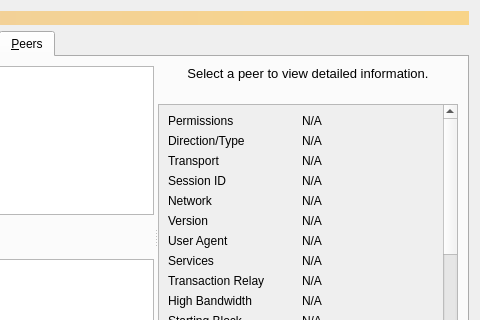
The window that src/qt/forms/debugwindow.ui (AnduroProject/coordinate) describes before a commit, drawn with Qt 5; both pictures show x 268 to 748 and y 0 to 320 of the 748 by 430 pixel window.
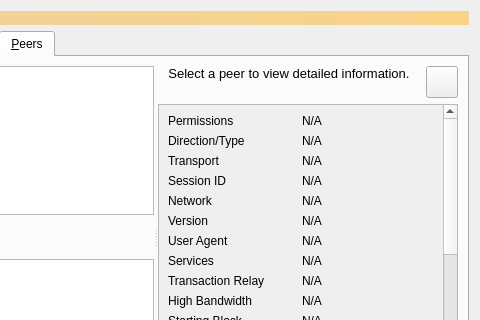
The same window after the commit. The open tabs and pages were chosen to show the change. Icons and pictures are not drawn. Custom widgets are drawn as their Qt base class.

What changed in the file:
```diff
--- a/src/qt/forms/debugwindow.ui
+++ b/src/qt/forms/debugwindow.ui
@@ -985,6 +985,14 @@
           </property>
           <layout class="QVBoxLayout" name="verticalLayout_8">
            <item>
+              <layout class="QHBoxLayout" name="horizontalLayout_8">
+                <property name="topMargin">
+                  <number>0</number>
+                </property>
+                <property name="bottomMargin">
+                  <number>0</number>
+                </property>
+                <item>
             <widget class="QLabel" name="peerHeading">
              <property name="sizePolicy">
               <sizepolicy hsizetype="Preferred" vsizetype="Minimum">
@@ -1021,6 +1029,73 @@
             </widget>
            </item>
            <item>
+                  <widget class="QWidget" name="hidePeersDetail" native="true">
+                    <property name="enabled">
+                      <bool>true</bool>
+                    </property>
+                    <property name="minimumSize">
+                      <size>
+                        <width>32</width>
+                        <height>32</height>
+                      </size>
+                    </property>
+                    <property name="maximumSize">
+                      <size>
+                        <width>32</width>
+                        <height>32</height>
+                      </size>
+                    </property>
+                    <widget class="QToolButton" name="hidePeersDetailButton">
+                      <property name="geometry">
+                        <rect>
+                          <x>0</x>
+                          <y>0</y>
+                          <width>32</width>
+                          <height>32</height>
+                        </rect>
+                      </property>
+                      <property name="minimumSize">
+                        <size>
+                          <width>32</width>
+                          <height>32</height>
+                        </size>
+                      </property>
+                      <property name="baseSize">
+                        <size>
+                          <width>32</width>
+                          <height>32</height>
+                        </size>
+                      </property>
+                      <property name="toolTip">
+                        <string>Hide Peers Detail</string>
+                      </property>
+                      <property name="layoutDirection">
+                        <enum>Qt::LeftToRight</enum>
+                      </property>
+                      <property name="text">
+                        <string />
+                      </property>
+                      <property name="icon">
+                        <iconset resource="../bitcoin.qrc">
+                          <normaloff>:/icons/remove</normaloff>
+                          :/icons/remove
+                        </iconset>
+                      </property>
+                      <property name="iconSize">
+                        <size>
+                          <width>22</width>
+                          <height>22</height>
+                        </size>
+                      </property>
+                      <property name="shortcut">
+                        <string>Ctrl+X</string>
+                      </property>
+                    </widget>
+                  </widget>
+                </item>
+              </layout>
+            </item>
+           <item>
             <widget class="QScrollArea" name="scrollArea">
              <property name="widgetResizable">
               <bool>true</bool>
```
Left out of the diff: 59 changed lines with no effect on the pictures. Lines whose indentation alone changed are shown as unchanged.
